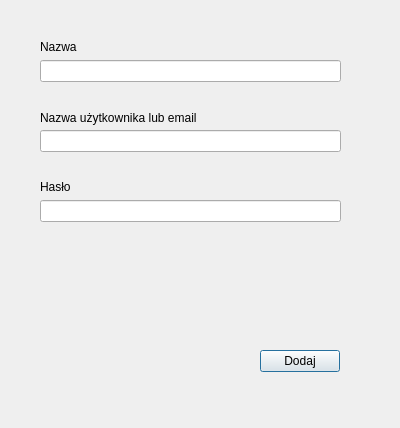
Above: gui/PyQt/ui/add_password_dialog.ui from Kepins/Projects-ScriptingLanguages before the change. Below: the same form after it.
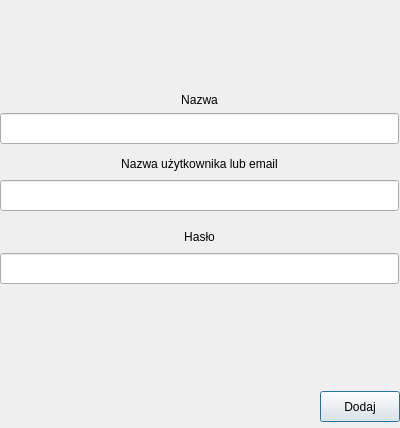
That is the form after the change.

Patch:
```diff
--- a/gui/PyQt/ui/add_password_dialog.ui
+++ b/gui/PyQt/ui/add_password_dialog.ui
@@ -16,83 +16,92 @@
   <widget class="QPushButton" name="add_button">
    <property name="geometry">
     <rect>
-     <x>260</x>
-     <y>350</y>
+     <x>320</x>
+     <y>391</y>
      <width>80</width>
-     <height>22</height>
+     <height>31</height>
     </rect>
    </property>
    <property name="text">
     <string>Dodaj</string>
    </property>
   </widget>
+  <widget class="QLabel" name="label_4">
+   <property name="geometry">
+    <rect>
+     <x>0</x>
+     <y>93</y>
+     <width>399</width>
+     <height>14</height>
+    </rect>
+   </property>
+   <property name="text">
+    <string>Nazwa</string>
+   </property>
+   <property name="alignment">
+    <set>Qt::AlignCenter</set>
+   </property>
+  </widget>
   <widget class="QLineEdit" name="name_line_edit">
    <property name="geometry">
     <rect>
-     <x>40</x>
-     <y>60</y>
-     <width>301</width>
-     <height>22</height>
+     <x>0</x>
+     <y>113</y>
+     <width>399</width>
+     <height>31</height>
     </rect>
    </property>
   </widget>
+  <widget class="QLabel" name="label_3">
+   <property name="geometry">
+    <rect>
+     <x>0</x>
+     <y>153</y>
+     <width>399</width>
+     <height>21</height>
+    </rect>
+   </property>
+   <property name="text">
+    <string>Nazwa użytkownika lub email</string>
+   </property>
+   <property name="alignment">
+    <set>Qt::AlignCenter</set>
+   </property>
+  </widget>
   <widget class="QLineEdit" name="username_line_edit">
    <property name="geometry">
     <rect>
-     <x>40</x>
-     <y>130</y>
-     <width>301</width>
-     <height>22</height>
+     <x>0</x>
+     <y>180</y>
+     <width>399</width>
+     <height>31</height>
     </rect>
    </property>
   </widget>
   <widget class="QLineEdit" name="password_line_edit">
    <property name="geometry">
     <rect>
-     <x>40</x>
-     <y>200</y>
-     <width>301</width>
-     <height>22</height>
+     <x>0</x>
+     <y>253</y>
+     <width>399</width>
+     <height>31</height>
     </rect>
    </property>
   </widget>
   <widget class="QLabel" name="label_2">
    <property name="geometry">
     <rect>
-     <x>40</x>
-     <y>180</y>
-     <width>57</width>
-     <height>14</height>
+     <x>0</x>
+     <y>226</y>
+     <width>399</width>
+     <height>21</height>
     </rect>
    </property>
    <property name="text">
     <string>Hasło</string>
    </property>
-  </widget>
-  <widget class="QLabel" name="label_3">
-   <property name="geometry">
-    <rect>
-     <x>40</x>
-     <y>110</y>
-     <width>301</width>
-     <height>16</height>
-    </rect>
-   </property>
-   <property name="text">
-    <string>Nazwa użytkownika lub email</string>
-   </property>
-  </widget>
-  <widget class="QLabel" name="label_4">
-   <property name="geometry">
-    <rect>
-     <x>40</x>
-     <y>40</y>
-     <width>57</width>
-     <height>14</height>
-    </rect>
-   </property>
-   <property name="text">
-    <string>Nazwa</string>
+   <property name="alignment">
+    <set>Qt::AlignCenter</set>
    </property>
   </widget>
  </widget>
```
